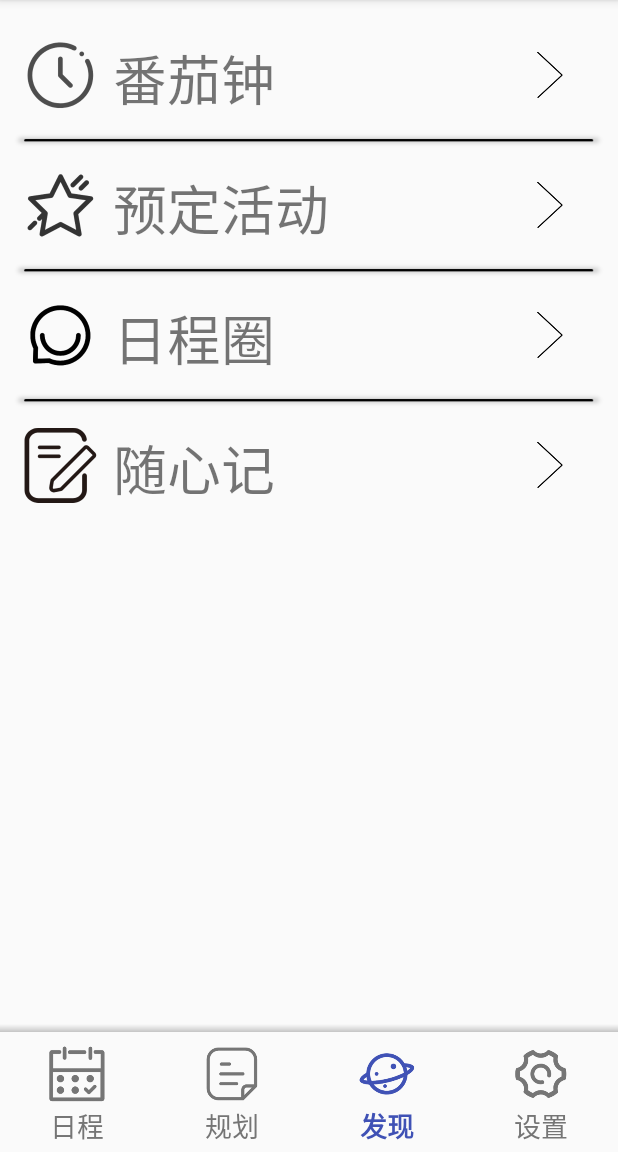
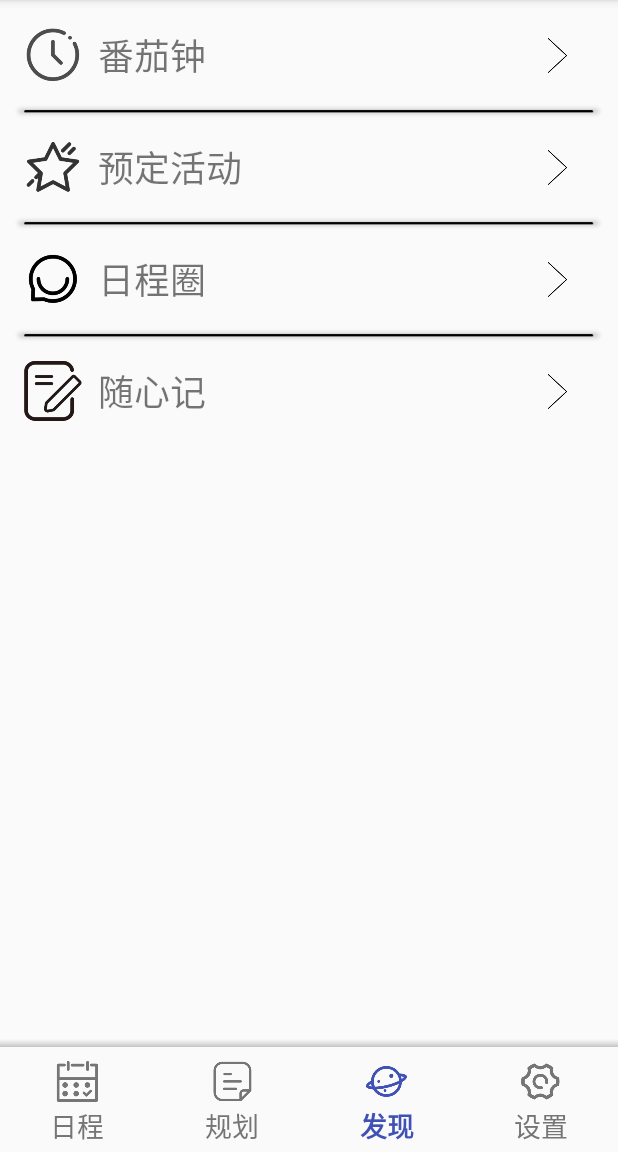
Before and after one commit to XJay18/Joy-plan, an Android app: the HomeActivity screen opened directly, with no data from a screen before it, item 3 of the bottom bar chosen, on a phone screen of 412 x 824 dp, the part 84-1236 px from its top. Run offline under Robolectric (Android 15) with nearby library versions, the phone set to English and light mode, and no system bars.

Commit message:
modify the text size --jaycao

```diff
--- a/app/src/main/res/layout/activity_home.xml
+++ b/app/src/main/res/layout/activity_home.xml
@@ -21,7 +21,7 @@
         android:layout_marginBottom="0dp"
         android:background="?android:attr/windowBackground"
 
-        app:itemIconSize="40dp"
+        app:itemIconSize="30dp"
         app:itemIconTint="@drawable/navigation_selector"
         app:itemTextAppearanceActive="@style/bottom_text"
         app:itemTextColor="@drawable/navigation_selector"
--- a/app/src/main/res/layout/dis_fqz.xml
+++ b/app/src/main/res/layout/dis_fqz.xml
@@ -166,7 +166,7 @@
                 android:layout_marginTop="10dp"
                 android:clickable="true"
                 android:gravity="center"
-                android:text="删除"
+                android:text="管理我的番茄钟"
                 android:textColor="@color/date_picker_text_light"
                 android:textSize="25sp"
                 android:textStyle="bold" />
--- a/app/src/main/res/layout/fragment_discovery.xml
+++ b/app/src/main/res/layout/fragment_discovery.xml
@@ -11,13 +11,12 @@
         android:id="@+id/ll_fqz"
         android:layout_width="match_parent"
         android:layout_height="50dp"
-        android:layout_marginTop="25dp"
+        android:layout_marginTop="12dp"
         android:orientation="horizontal"
         android:clickable="true"
         >
         <ImageView
-            android:layout_width="50dp"
-            android:layout_height="50dp"
+            style="@style/function_bar_lefticon"
             android:layout_marginStart="15dp"
             android:background="@drawable/ic_clock"
             android:layout_weight="0"
@@ -26,15 +25,14 @@
             android:layout_width="wrap_content"
             android:layout_height="match_parent"
             android:layout_marginStart="10dp"
-            android:gravity="start"
             android:text="番茄钟"
-            android:textSize="36sp"
+            style="@style/function_bar_text"
             android:layout_weight="1"
             />
 
         <ImageView
-            android:layout_width="40dp"
-            android:layout_height="40dp"
+            android:layout_width="30dp"
+            android:layout_height="30dp"
             android:layout_gravity="center"
             android:background="@drawable/ic_right"
             android:layout_marginEnd="25dp"
@@ -46,19 +44,18 @@
         android:layout_height="wrap_content"
         android:src="@drawable/line"
         android:layout_gravity="center"
-        android:layout_marginTop="12dp"/>
+        android:layout_marginTop="6dp"/>
 
     <LinearLayout
         android:id="@+id/ll_ydhd"
         android:layout_width="match_parent"
         android:layout_height="50dp"
-        android:layout_marginTop="12dp"
+        android:layout_marginTop="6dp"
         android:orientation="horizontal"
         android:clickable="true"
         >
         <ImageView
-            android:layout_width="50dp"
-            android:layout_height="50dp"
+            style="@style/function_bar_lefticon"
             android:layout_marginStart="15dp"
             android:background="@drawable/ic_act"
             android:layout_weight="0"
@@ -67,15 +64,14 @@
             android:layout_width="wrap_content"
             android:layout_height="match_parent"
             android:layout_marginStart="10dp"
-            android:gravity="start"
             android:text="预定活动"
-            android:textSize="36sp"
+            style="@style/function_bar_text"
             android:layout_weight="1"
             />
 
         <ImageView
-            android:layout_width="40dp"
-            android:layout_height="40dp"
+            android:layout_width="30dp"
+            android:layout_height="30dp"
             android:layout_gravity="center"
             android:background="@drawable/ic_right"
             android:layout_marginEnd="25dp"
@@ -87,19 +83,18 @@
         android:layout_height="wrap_content"
         android:src="@drawable/line"
         android:layout_gravity="center"
-        android:layout_marginTop="12dp"/>
+        android:layout_marginTop="6dp"/>
 
     <LinearLayout
         android:id="@+id/ll_rcq"
         android:layout_width="match_parent"
         android:layout_height="50dp"
-        android:layout_marginTop="12dp"
+        android:layout_marginTop="6dp"
         android:orientation="horizontal"
         android:clickable="true"
         >
         <ImageView
-            android:layout_width="50dp"
-            android:layout_height="50dp"
+            style="@style/function_bar_lefticon"
             android:layout_marginStart="15dp"
             android:background="@drawable/ic_memory"
             android:layout_weight="0"
@@ -108,15 +103,14 @@
             android:layout_width="wrap_content"
             android:layout_height="match_parent"
             android:layout_marginStart="10dp"
-            android:gravity="start"
             android:text="日程圈"
-            android:textSize="36sp"
+            style="@style/function_bar_text"
             android:layout_weight="1"
             />
 
         <ImageView
-            android:layout_width="40dp"
-            android:layout_height="40dp"
+            android:layout_width="30dp"
+            android:layout_height="30dp"
             android:layout_gravity="center"
             android:background="@drawable/ic_right"
             android:layout_marginEnd="25dp"
@@ -128,19 +122,18 @@
         android:layout_height="wrap_content"
         android:src="@drawable/line"
         android:layout_gravity="center"
-        android:layout_marginTop="12dp"/>
+        android:layout_marginTop="6dp"/>
 
     <LinearLayout
         android:id="@+id/ll_sxj"
         android:layout_width="match_parent"
         android:layout_height="50dp"
-        android:layout_marginTop="12dp"
+        android:layout_marginTop="6dp"
         android:orientation="horizontal"
         android:clickable="true"
         >
         <ImageView
-            android:layout_width="50dp"
-            android:layout_height="50dp"
+            style="@style/function_bar_lefticon"
             android:layout_marginStart="15dp"
             android:background="@drawable/ic_note"
             android:layout_weight="0"
@@ -149,15 +142,14 @@
             android:layout_width="wrap_content"
             android:layout_height="match_parent"
             android:layout_marginStart="10dp"
-            android:gravity="start"
             android:text="随心记"
-            android:textSize="36sp"
+            style="@style/function_bar_text"
             android:layout_weight="1"
             />
 
         <ImageView
-            android:layout_width="40dp"
-            android:layout_height="40dp"
+            android:layout_width="30dp"
+            android:layout_height="30dp"
             android:layout_gravity="center"
             android:background="@drawable/ic_right"
             android:layout_marginEnd="25dp"
--- a/app/src/main/res/values/dimens.xml
+++ b/app/src/main/res/values/dimens.xml
@@ -2,7 +2,7 @@
 <resources xmlns:tools="http://schemas.android.com/tools">
     <dimen name="design_navigation_icon_padding" tools:override="true">50dp</dimen>
     <dimen name="design_navigation_icon_size" tools:override="true">17dp</dimen>
-    <dimen name="design_bottom_navigation_height" tools:override="true">80dp</dimen>
+    <dimen name="design_bottom_navigation_height" tools:override="true">70dp</dimen>
     <dimen name="design_bottom_navigation_text_size" tools:override="true">18sp</dimen>
 
     <dimen name="picker_view_height">180dp</dimen>
--- a/app/src/main/res/values/styles.xml
+++ b/app/src/main/res/values/styles.xml
@@ -26,8 +26,22 @@
     <style name="fqz_ctext">
         <item name="android:textSize">15sp</item>
     </style>
+
+    <!-- The text style for function bars -->
+    <style name="function_bar_text">
+        <item name="android:textSize">24sp</item>
+        <item name="android:gravity">start|center</item>
+    </style>
+
+    <!-- The style for the left icon of function bars-->
+    <style name="function_bar_lefticon">
+        <item name="android:layout_width">40dp</item>
+        <item name="android:layout_height">40dp</item>
+        <item name="android:layout_gravity">center</item>
+    </style>
+
     <!-- Font Library -->
-    <style name="font_yy" >
+    <style name="font_yy">
         <item name="android:fontFamily">@font/youyuan</item>
     </style>
 </resources>
```
Also changed, not shown: app/src/main/java/com/android/xjay/joyplan/FqzActivity.java (+0 -23 lines), app/src/main/res/layout/fragment_setup.xml (+23 -27 lines).
